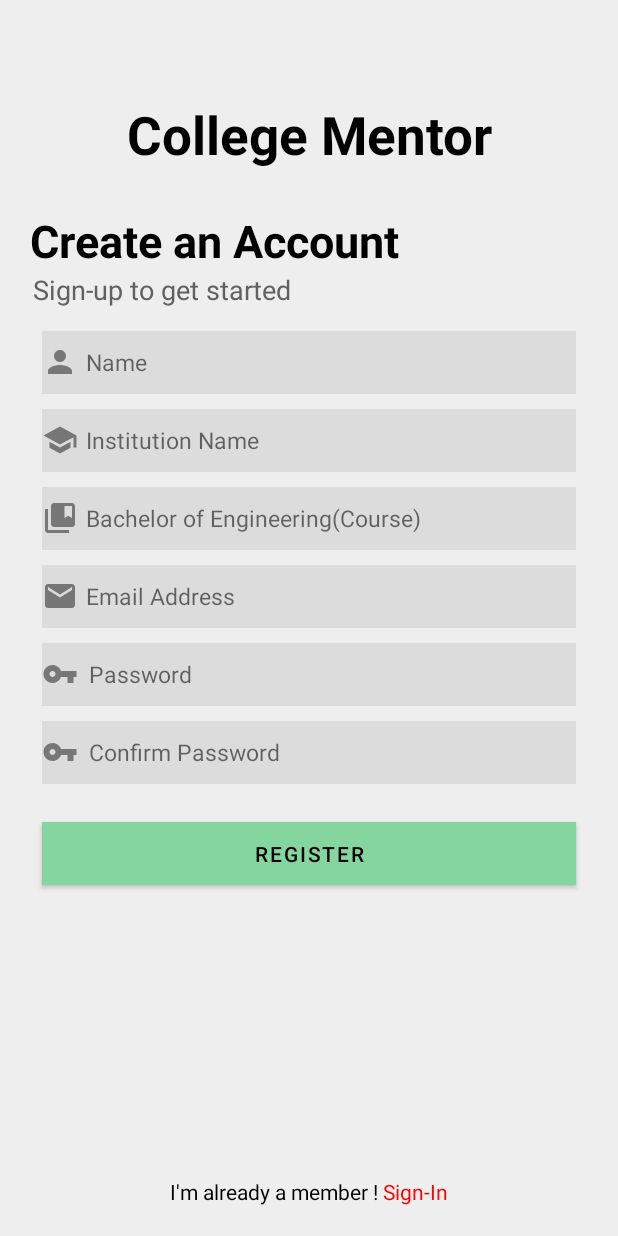
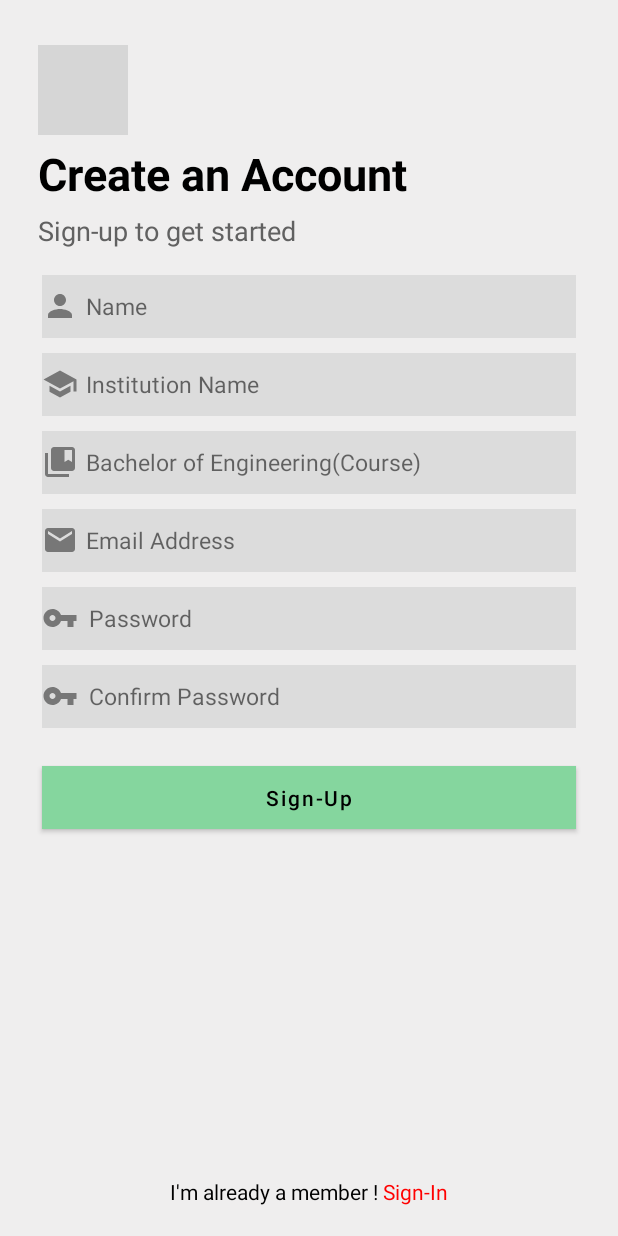
Before and after one commit to mZos/college-mentor, an Android app: the RegisterActivity screen opened directly, with no data from a screen before it, on a phone screen of 412 x 824 dp. Run offline under Robolectric (Android 15) with nearby library versions, the phone set to English and light mode, and no system bars; our stand-ins replace Firebase (no records; nobody signed in at launch, a user with empty details on screens opened directly); grey boxes are pictures that could not be loaded.

Commit message:
design login & register page

```diff
--- a/app/src/main/res/layout/activity_register.xml
+++ b/app/src/main/res/layout/activity_register.xml
@@ -7,28 +7,26 @@
     android:background="@color/dull_white"
     tools:context=".activity.RegisterActivity">
 
-    <TextView
-        android:id="@+id/txtRegisterLogo"
-        android:layout_width="match_parent"
-        android:layout_height="100dp"
-        android:gravity="center"
-        android:text="@string/college_mentor"
-        android:textSize="35sp"
-        android:textColor="@color/black"
-        android:textStyle="bold"
-        android:layout_marginTop="40dp"
-        android:layout_centerHorizontal="true"/>
+    <ImageView
+        android:id="@+id/registerLogo"
+        android:layout_width="60dp"
+        android:layout_height="60dp"
+        android:layout_marginStart="25dp"
+        android:src="@drawable/app_icon"
+        android:layout_marginTop="30dp"
+        android:layout_marginBottom="5dp"/>
 
     <TextView
         android:id="@+id/txtMSG"
         android:layout_width="wrap_content"
         android:layout_height="wrap_content"
         android:text="@string/create_an_account"
-        android:layout_below="@+id/txtRegisterLogo"
+        android:layout_below="@+id/registerLogo"
         android:textColor="@color/black"
         android:textStyle="bold"
-        android:layout_marginStart="20dp"
-        android:textSize="30sp"/>
+        android:layout_marginStart="25dp"
+        android:textSize="30sp"
+        android:layout_marginBottom="5dp"/>
 
     <TextView
         android:id="@+id/txtMSG1"
@@ -38,7 +36,8 @@
         android:layout_below="@+id/txtMSG"
         android:textColor="#616161"
         android:textStyle="normal"
-        android:layout_marginStart="22dp"
+        android:layout_marginStart="25dp"
+        android:layout_marginBottom="17dp"
         android:textSize="18sp"/>
 
     <EditText
@@ -48,7 +47,6 @@
         android:layout_marginEnd="28dp"
         android:layout_marginStart="28dp"
         android:hint="@string/name"
-        android:layout_marginTop="15dp"
         android:textSize="15sp"
         android:inputType="text"
         android:maxLength="25"
@@ -154,7 +152,8 @@
         android:layout_width="match_parent"
         android:layout_height="42dp"
         android:layout_below="@id/etRegisterConfirmPass"
-        android:text="@string/register"
+        android:text="@string/sign_up"
+        android:textAllCaps="false"
         android:textColor="@color/black"
         android:layout_marginTop="25dp"
         android:layout_marginEnd="28dp"
--- a/app/src/main/res/values/strings.xml
+++ b/app/src/main/res/values/strings.xml
@@ -60,6 +60,9 @@
     <string name="vishal_kumar">Vishal Kumar</string>
     <string name="mohd_zakariya">Mohd Zakariya</string>
     <string name="college_mentor">College Mentor</string>
+    <string name="sign_up">Sign-Up</string>
+    <string name="welcome">Welcome</string>
+    <string name="sign_in_to_conitnue">Sign-In to Conitnue!</string>
 
 
 </resources>
```
Also changed, not shown: app/src/main/res/layout/activity_login.xml (+32 -10 lines), app/src/main/res/layout/activity_splash_screen.xml (+5 -8 lines).
